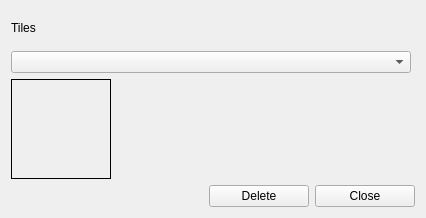
Qt form Dialogs/managetilesdlg.ui (towhee/Winnow64) before a commit.
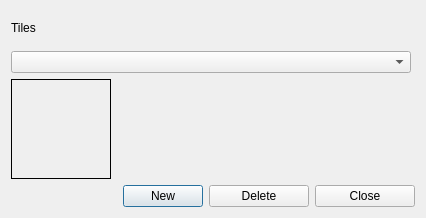
The same form after that commit.

What changed in the file:
```diff
--- a/Dialogs/managetilesdlg.ui
+++ b/Dialogs/managetilesdlg.ui
@@ -78,6 +78,13 @@
        </property>
       </spacer>
      </item>
+     <item>
+      <widget class="QPushButton" name="newBtn">
+       <property name="text">
+        <string>New</string>
+       </property>
+      </widget>
+     </item>
      <item>
       <widget class="QPushButton" name="deleteBtn">
        <property name="minimumSize">
```
